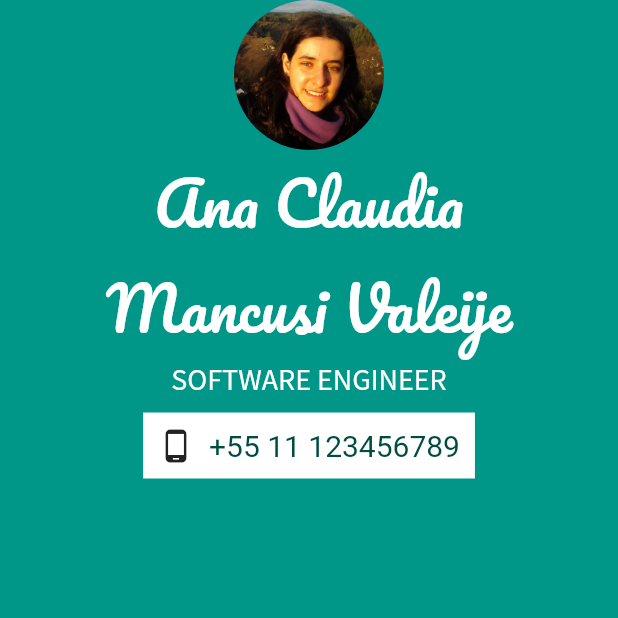
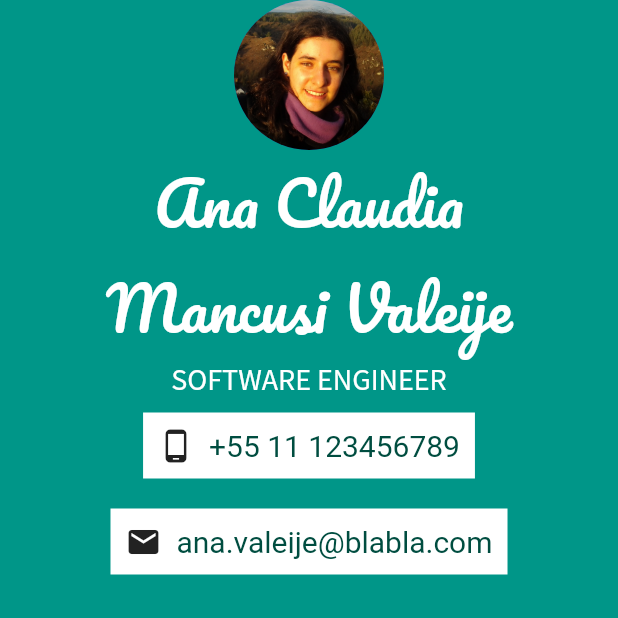
Before and after one commit to anavaleije/flutter-studies, a Flutter app: the screen it shows after launch, on a phone screen of 412 x 824 dp, the top half of it. Run offline on Flutter 3.47's test engine with Material 2 defaults, Android fonts, the phone set to English and light mode, and no system bars; Roboto replaces fonts that are missing (Source Sans Pro).

Commit message:
Add email

```diff
--- a/mi_card_flutter/lib/main.dart
+++ b/mi_card_flutter/lib/main.dart
@@ -60,6 +60,25 @@ class MyApp extends StatelessWidget {
                         ],
                       ),
                     ),
+                    Container(
+                      color: Colors.white,
+                      margin: EdgeInsets.symmetric(vertical: 10.0, horizontal: 25.0),
+                      padding: EdgeInsets.all(10.0),
+                      child: Row(
+                        children: <Widget>[
+                          Icon(Icons.email),
+                          SizedBox(width: 10),
+                          Text(
+                            'ana.valeije@blabla.com',
+                            style: TextStyle(
+                              color: Colors.teal.shade900,
+                              fontFamily: 'Source Sans Pro',
+                              fontSize: 20.0,
+                            ),
+                          ),
+                        ],
+                      ),
+                    ),
                   ],
                 ),
               ],
```
